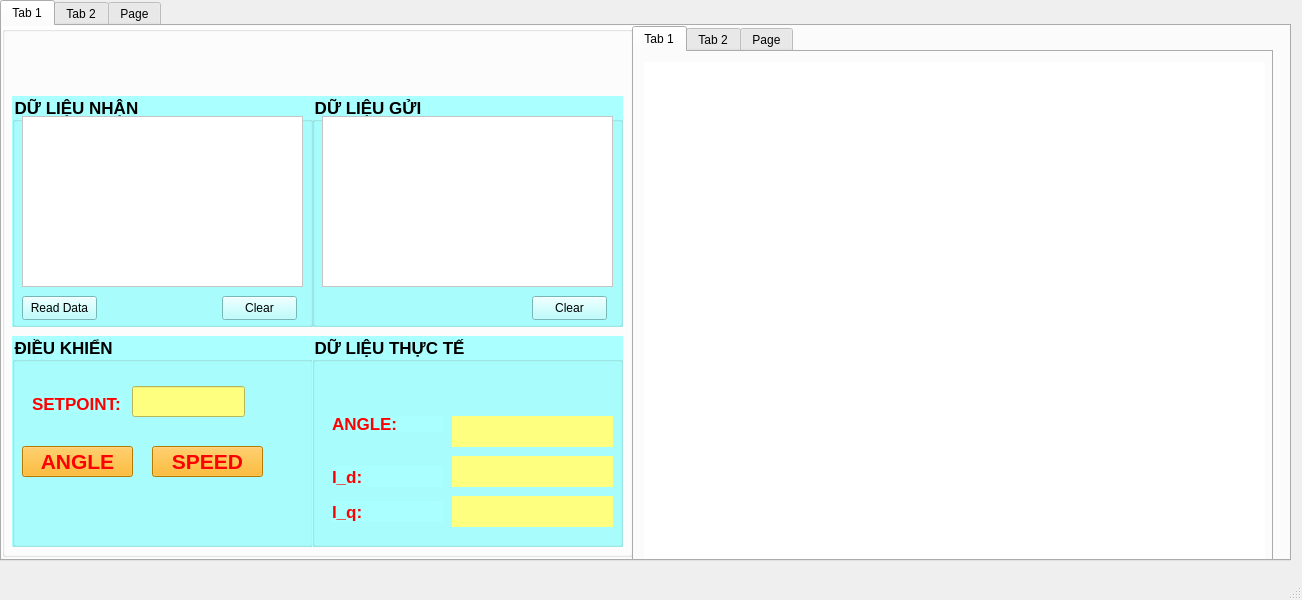
Before: the Qt Designer form MainWindow.ui in Phong1908/CANOPEN, drawn with Qt 5.
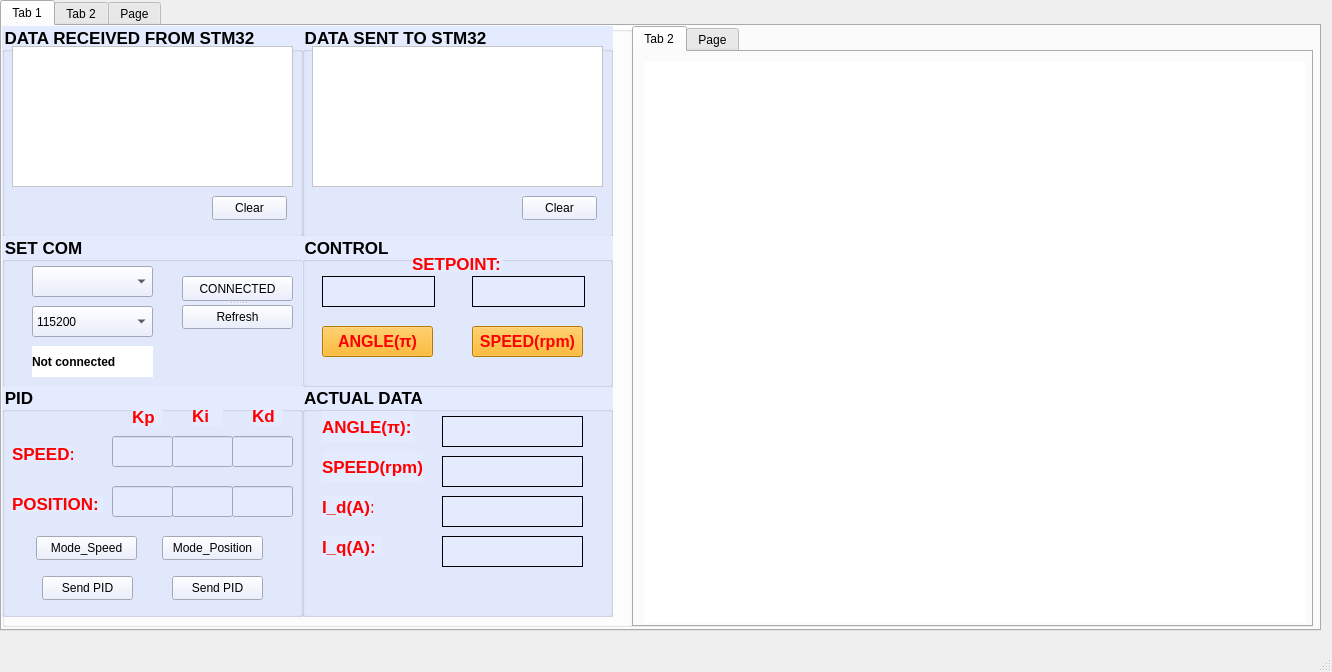
After: the same form once the commit is applied. The open tabs and pages were chosen to show the change. Custom widgets are drawn as their Qt base class.

Commit message: doi mode dieu khien

```diff
--- a/MainWindow.ui
+++ b/MainWindow.ui
@@ -6,8 +6,8 @@
    <rect>
     <x>0</x>
     <y>0</y>
-    <width>1302</width>
-    <height>600</height>
+    <width>1332</width>
+    <height>672</height>
    </rect>
   </property>
   <property name="windowTitle">
@@ -19,8 +19,8 @@
      <rect>
       <x>0</x>
       <y>0</y>
-      <width>1291</width>
-      <height>561</height>
+      <width>1321</width>
+      <height>631</height>
      </rect>
     </property>
     <property name="currentIndex">
@@ -36,7 +36,7 @@
         <x>0</x>
         <y>0</y>
         <width>631</width>
-        <height>531</height>
+        <height>601</height>
        </rect>
       </property>
       <property name="font">
@@ -66,135 +66,13 @@
       <property name="checkable">
        <bool>false</bool>
       </property>
-      <widget class="QGroupBox" name="groupBox_2">
-       <property name="geometry">
-        <rect>
-         <x>10</x>
-         <y>310</y>
-         <width>301</width>
-         <height>211</height>
-        </rect>
-       </property>
-       <property name="font">
-        <font>
-         <pointsize>13</pointsize>
-         <bold>true</bold>
-        </font>
-       </property>
-       <property name="styleSheet">
-        <string notr="true">background-color: rgb(255, 255, 255);
-background-color: rgb(170, 255, 255);</string>
-       </property>
-       <property name="title">
-        <string>ĐIỀU KHIỂN </string>
-       </property>
-       <widget class="QPushButton" name="pushButton_ANGLE">
-        <property name="geometry">
-         <rect>
-          <x>10</x>
-          <y>110</y>
-          <width>111</width>
-          <height>31</height>
-         </rect>
-        </property>
-        <property name="font">
-         <font>
-          <pointsize>16</pointsize>
-          <bold>true</bold>
-         </font>
-        </property>
-        <property name="styleSheet">
-         <string notr="true">border-color: rgb(255, 0, 0);
-selection-background-color: rgb(255, 255, 255);
-border-top-color: rgb(255, 85, 127);
-alternate-background-color: rgb(85, 85, 0);
-background-color: rgb(255, 170, 0);
-color: rgb(255, 0, 0);
-gridline-color: rgb(255, 0, 0);
-selection-color: rgb(255, 0, 0);</string>
-        </property>
-        <property name="text">
-         <string>ANGLE</string>
-        </property>
-       </widget>
-       <widget class="QLineEdit" name="lineEdit_value">
-        <property name="geometry">
-         <rect>
-          <x>120</x>
-          <y>50</y>
-          <width>113</width>
-          <height>31</height>
-         </rect>
-        </property>
-        <property name="font">
-         <font>
-          <pointsize>16</pointsize>
-          <bold>true</bold>
-         </font>
-        </property>
-        <property name="styleSheet">
-         <string notr="true">background-color: rgb(255, 255, 127);</string>
-        </property>
-       </widget>
-       <widget class="QLabel" name="label_3">
-        <property name="geometry">
-         <rect>
-          <x>20</x>
-          <y>60</y>
-          <width>91</width>
-          <height>16</height>
-         </rect>
-        </property>
-        <property name="font">
-         <font>
-          <pointsize>13</pointsize>
-          <bold>true</bold>
-         </font>
-        </property>
-        <property name="styleSheet">
-         <string notr="true">color: rgb(255, 0, 0);</string>
-        </property>
-        <property name="text">
-         <string>SETPOINT:</string>
-        </property>
-       </widget>
-       <widget class="QPushButton" name="pushButton_SPEED">
-        <property name="geometry">
-         <rect>
-          <x>140</x>
-          <y>110</y>
-          <width>111</width>
-          <height>31</height>
-         </rect>
-        </property>
-        <property name="font">
-         <font>
-          <pointsize>16</pointsize>
-          <bold>true</bold>
-         </font>
-        </property>
-        <property name="styleSheet">
-         <string notr="true">border-color: rgb(255, 0, 0);
-selection-background-color: rgb(255, 255, 255);
-border-top-color: rgb(255, 85, 127);
-alternate-background-color: rgb(85, 85, 0);
-background-color: rgb(255, 170, 0);
-color: rgb(255, 0, 0);
-gridline-color: rgb(255, 0, 0);
-selection-color: rgb(255, 0, 0);</string>
-        </property>
-        <property name="text">
-         <string>SPEED</string>
-        </property>
-       </widget>
-      </widget>
       <widget class="QGroupBox" name="groupBox_3">
        <property name="geometry">
         <rect>
-         <x>310</x>
-         <y>310</y>
+         <x>300</x>
+         <y>360</y>
          <width>311</width>
-         <height>211</height>
+         <height>231</height>
         </rect>
        </property>
        <property name="font">
@@ -207,18 +85,18 @@
         <bool>false</bool>
        </property>
        <property name="styleSheet">
-        <string notr="true">
-background-color: rgb(170, 255, 255);</string>
+        <string notr="true">background-color: rgb(229, 235, 255);
+</string>
        </property>
        <property name="title">
-        <string>DỮ LIỆU THỰC TẾ</string>
+        <string>ACTUAL DATA</string>
        </property>
        <widget class="QLabel" name="label_angle">
         <property name="geometry">
          <rect>
           <x>140</x>
-          <y>80</y>
-          <width>161</width>
+          <y>30</y>
+          <width>141</width>
           <height>31</height>
          </rect>
         </property>
@@ -238,8 +116,8 @@
          <bool>false</bool>
         </property>
         <property name="styleSheet">
-         <string notr="true">color: rgb(0, 0, 0);
-background-color: rgb(255, 255, 127);</string>
+         <string notr="true">border: 1px solid #000000;
+color: rgb(0, 0, 0);</string>
         </property>
         <property name="text">
          <string/>
@@ -249,9 +127,9 @@
         <property name="geometry">
          <rect>
           <x>20</x>
-          <y>80</y>
-          <width>111</width>
-          <height>16</height>
+          <y>25</y>
+          <width>91</width>
+          <height>31</height>
          </rect>
         </property>
         <property name="font">
@@ -264,15 +142,15 @@
          <string notr="true">color: rgb(255, 0, 0);</string>
         </property>
         <property name="text">
-         <string>ANGLE:</string>
+         <string>ANGLE(π):</string>
         </property>
        </widget>
        <widget class="QLabel" name="label_id">
         <property name="geometry">
          <rect>
           <x>140</x>
-          <y>120</y>
-          <width>161</width>
+          <y>110</y>
+          <width>141</width>
           <height>31</height>
          </rect>
         </property>
@@ -293,7 +171,7 @@
         </property>
         <property name="styleSheet">
          <string notr="true">color: rgb(0, 0, 0);
-background-color: rgb(255, 255, 127);</string>
+border: 1px solid #000000;</string>
         </property>
         <property name="text">
          <string/>
@@ -303,8 +181,8 @@
         <property name="geometry">
          <rect>
           <x>140</x>
-          <y>160</y>
-          <width>161</width>
+          <y>150</y>
+          <width>141</width>
           <height>31</height>
          </rect>
         </property>
@@ -324,8 +202,8 @@
          <bool>false</bool>
         </property>
         <property name="styleSheet">
-         <string notr="true">color: rgb(0, 0, 0);
-background-color: rgb(255, 255, 127);</string>
+         <string notr="true">border: 1px solid #000000;
+color: rgb(0, 0, 0);</string>
         </property>
         <property name="text">
          <string/>
@@ -335,8 +213,8 @@
         <property name="geometry">
          <rect>
           <x>20</x>
-          <y>130</y>
-          <width>111</width>
+          <y>110</y>
+          <width>51</width>
           <height>21</height>
          </rect>
         </property>
@@ -350,15 +228,15 @@
          <string notr="true">color: rgb(255, 0, 0);</string>
         </property>
         <property name="text">
-         <string>I_d:</string>
+         <string>I_d(A):</string>
         </property>
        </widget>
        <widget class="QLabel" name="label_9">
         <property name="geometry">
          <rect>
           <x>20</x>
-          <y>165</y>
-          <width>111</width>
+          <y>150</y>
+          <width>61</width>
           <height>21</height>
          </rect>
         </property>
@@ -372,17 +250,71 @@
          <string notr="true">color: rgb(255, 0, 0);</string>
         </property>
         <property name="text">
-         <string>I_q:</string>
+         <string>I_q(A):</string>
+        </property>
+       </widget>
+       <widget class="QLabel" name="label_12">
+        <property name="geometry">
+         <rect>
+          <x>20</x>
+          <y>65</y>
+          <width>101</width>
+          <height>31</height>
+         </rect>
+        </property>
+        <property name="font">
+         <font>
+          <pointsize>13</pointsize>
+          <bold>true</bold>
+         </font>
+        </property>
+        <property name="styleSheet">
+         <string notr="true">color: rgb(255, 0, 0);</string>
+        </property>
+        <property name="text">
+         <string>SPEED(rpm):</string>
+        </property>
+       </widget>
+       <widget class="QLabel" name="label_speed">
+        <property name="geometry">
+         <rect>
+          <x>140</x>
+          <y>70</y>
+          <width>141</width>
+          <height>31</height>
+         </rect>
+        </property>
+        <property name="font">
+         <font>
+          <pointsize>8</pointsize>
+          <bold>true</bold>
+         </font>
+        </property>
+        <property name="mouseTracking">
+         <bool>false</bool>
+        </property>
+        <property name="acceptDrops">
+         <bool>false</bool>
+        </property>
+        <property name="autoFillBackground">
+         <bool>false</bool>
+        </property>
+        <property name="styleSheet">
+         <string notr="true">border: 1px solid #000000;
+color: rgb(0, 0, 0);</string>
+        </property>
+        <property name="text">
+         <string/>
         </property>
        </widget>
       </widget>
       <widget class="QGroupBox" name="groupBox_6">
        <property name="geometry">
         <rect>
-         <x>310</x>
-         <y>70</y>
+         <x>300</x>
+         <y>0</y>
          <width>311</width>
-         <height>231</height>
+         <height>211</height>
         </rect>
        </property>
        <property name="font">
@@ -392,11 +324,10 @@
         </font>
        </property>
        <property name="styleSheet">
-        <string notr="true">background-color: rgb(255, 255, 255);
-background-color: rgb(170, 255, 255);</string>
+        <string notr="true">background-color: rgb(229, 235, 255);</string>
        </property>
        <property name="title">
-        <string>DỮ LIỆU GỬI</string>
+        <string>DATA SENT TO STM32</string>
        </property>
        <widget class="QTextBrowser" name="textBrowser_sent">
         <property name="geometry">
@@ -404,7 +335,7 @@
           <x>10</x>
           <y>20</y>
           <width>291</width>
-          <height>171</height>
+          <height>141</height>
          </rect>
         </property>
         <property name="styleSheet">
@@ -415,7 +346,7 @@
         <property name="geometry">
          <rect>
           <x>220</x>
-          <y>200</y>
+          <y>170</y>
           <width>75</width>
           <height>24</height>
          </rect>
@@ -428,10 +359,10 @@
       <widget class="QGroupBox" name="groupBox_5">
        <property name="geometry">
         <rect>
-         <x>10</x>
-         <y>70</y>
+         <x>0</x>
+         <y>0</y>
          <width>301</width>
-         <height>231</height>
+         <height>211</height>
         </rect>
        </property>
        <property name="font">
@@ -442,10 +373,11 @@
        </property>
        <property name="styleSheet">
         <string notr="true">background-color: rgb(255, 255, 255);
-background-color: rgb(170, 255, 255);</string>
+background-color: rgb(170, 255, 255);
+background-color: rgb(229, 235, 255);</string>
        </property>
        <property name="title">
-        <string>DỮ LIỆU NHẬN</string>
+        <string>DATA RECEIVED FROM STM32</string>
        </property>
        <widget class="QTextBrowser" name="textBrowser">
         <property name="geometry">
@@ -453,7 +385,7 @@
           <x>10</x>
           <y>20</y>
           <width>281</width>
-          <height>171</height>
+          <height>141</height>
          </rect>
         </property>
         <property name="styleSheet">
@@ -470,24 +402,11 @@
 &lt;p style=&quot;-qt-paragraph-type:empty; margin-top:0px; margin-bottom:0px; margin-left:0px; margin-right:0px; -qt-block-indent:0; text-indent:0px;&quot;&gt;&lt;br /&gt;&lt;/p&gt;&lt;/body&gt;&lt;/html&gt;</string>
         </property>
        </widget>
-       <widget class="QPushButton" name="pushButton_readData">
-        <property name="geometry">
-         <rect>
-          <x>10</x>
-          <y>200</y>
-          <width>75</width>
-          <height>24</height>
-         </rect>
-        </property>
-        <property name="text">
-         <string>Read Data</string>
-        </property>
-       </widget>
        <widget class="QPushButton" name="pushButton_clear">
         <property name="geometry">
          <rect>
           <x>210</x>
-          <y>200</y>
+          <y>170</y>
           <width>75</width>
           <height>24</height>
          </rect>
@@ -497,40 +416,523 @@
         </property>
        </widget>
       </widget>
+      <widget class="QGroupBox" name="groupBox_4">
+       <property name="geometry">
+        <rect>
+         <x>0</x>
+         <y>210</y>
+         <width>301</width>
+         <height>151</height>
+        </rect>
+       </property>
+       <property name="font">
+        <font>
+         <pointsize>13</pointsize>
+         <bold>true</bold>
+        </font>
+       </property>
+       <property name="styleSheet">
+        <string notr="true">background-color: rgb(229, 235, 255);</string>
+       </property>
+       <property name="title">
+        <string>SET COM</string>
+       </property>
+       <widget class="QComboBox" name="comboBox_serialPort">
+        <property name="geometry">
+         <rect>
+          <x>30</x>
+          <y>30</y>
+          <width>121</width>
+          <height>31</height>
+         </rect>
+        </property>
+       </widget>
+       <widget class="QComboBox" name="comboBox_Baudrate">
+        <property name="geometry">
+         <rect>
+          <x>30</x>
+          <y>70</y>
+          <width>121</width>
+          <height>31</height>
+         </rect>
+        </property>
+        <item>
+         <property name="text">
+          <string>115200</string>
+         </property>
+        </item>
+        <item>
+         <property name="text">
+          <string>57600</string>
+         </property>
+        </item>
+        <item>
+         <property name="text">
+          <string>38400</string>
+         </property>
+        </item>
+        <item>
+         <property name="text">
+          <string>19200</string>
+         </property>
+        </item>
+        <item>
+         <property name="text">
+          <string>9600</string>
+         </property>
+        </item>
+       </widget>
+       <widget class="QLabel" name="label_status">
+        <property name="geometry">
+         <rect>
+          <x>30</x>
+          <y>110</y>
+          <width>121</width>
+          <height>31</height>
+         </rect>
+        </property>
+        <property name="font">
+         <font>
+          <italic>false</italic>
+          <bold>true</bold>
+          <underline>false</underline>
+          <strikeout>false</strikeout>
+         </font>
+        </property>
+        <property name="layoutDirection">
+         <enum>Qt::LayoutDirection::LeftToRight</enum>
+        </property>
+        <property name="styleSheet">
+         <string notr="true">background-color: rgb(255, 255, 255);</string>
+        </property>
+        <property name="text">
+         <string>Not connected</string>
+        </property>
+       </widget>
+       <widget class="QSplitter" name="splitter">
+        <property name="geometry">
+         <rect>
+          <x>180</x>
+          <y>40</y>
+          <width>111</width>
+          <height>53</height>
+         </rect>
+        </property>
+        <property name="orientation">
+         <enum>Qt::Orientation::Vertical</enum>
+        </property>
+        <widget class="QPushButton" name="pushButton_okPort">
+         <property name="text">
+          <string>CONNECTED</string>
+         </property>
+        </widget>
+        <widget class="QPushButton" name="pushButton_refresh">
+         <property name="text">
+          <string>Refresh</string>
+         </property>
+        </widget>
+       </widget>
+      </widget>
+      <widget class="QGroupBox" name="groupBox_2">
+       <property name="geometry">
+        <rect>
+         <x>300</x>
+         <y>210</y>
+         <width>311</width>
+         <height>151</height>
+        </rect>
+       </property>
+       <property name="font">
+        <font>
+         <pointsize>13</pointsize>
+         <bold>true</bold>
+        </font>
+       </property>
+       <property name="styleSheet">
+        <string notr="true">background-color: rgb(229, 235, 255);</string>
+       </property>
+       <property name="title">
+        <string>CONTROL</string>
+       </property>
+       <widget class="QPushButton" name="pushButton_ANGLE">
+        <property name="geometry">
+         <rect>
+          <x>20</x>
+          <y>90</y>
+          <width>111</width>
+          <height>31</height>
+         </rect>
+        </property>
+        <property name="font">
+         <font>
+          <pointsize>12</pointsize>
+          <bold>true</bold>
+         </font>
+        </property>
+        <property name="styleSheet">
+         <string notr="true">border-color: rgb(255, 0, 0);
+selection-background-color: rgb(255, 255, 255);
+border-top-color: rgb(255, 85, 127);
+alternate-background-color: rgb(85, 85, 0);
+background-color: rgb(255, 170, 0);
+color: rgb(255, 0, 0);
+gridline-color: rgb(255, 0, 0);
+selection-color: rgb(255, 0, 0);</string>
+        </property>
+        <property name="text">
+         <string>ANGLE(π)</string>
+        </property>
+       </widget>
+       <widget class="QLineEdit" name="lineEdit_value_angle">
+        <property name="geometry">
+         <rect>
+          <x>20</x>
+          <y>40</y>
+          <width>113</width>
+          <height>31</height>
+         </rect>
+        </property>
+        <property name="font">
+         <font>
+          <pointsize>16</pointsize>
+          <bold>true</bold>
+         </font>
+        </property>
+        <property name="styleSheet">
+         <string notr="true">border: 1px solid #000000;
+color: rgb(0, 0, 0);</string>
+        </property>
+       </widget>
+       <widget class="QLabel" name="label_3">
+        <property name="geometry">
+         <rect>
+          <x>110</x>
+          <y>20</y>
+          <width>91</width>
+          <height>16</height>
+         </rect>
+        </property>
+        <property name="font">
+         <font>
+          <pointsize>13</pointsize>
+          <bold>true</bold>
+         </font>
+        </property>
+        <property name="styleSheet">
+         <string notr="true">color: rgb(255, 0, 0);</string>
+        </property>
+        <property name="text">
+         <string>SETPOINT:</string>
+        </property>
+       </widget>
+       <widget class="QPushButton" name="pushButton_SPEED">
+        <property name="geometry">
+         <rect>
+          <x>170</x>
+          <y>90</y>
+          <width>111</width>
+          <height>31</height>
+         </rect>
+        </property>
+        <property name="font">
+         <font>
+          <pointsize>12</pointsize>
+          <bold>true</bold>
+         </font>
+        </property>
+        <property name="styleSheet">
+         <string notr="true">border-color: rgb(255, 0, 0);
+selection-background-color: rgb(255, 255, 255);
+border-top-color: rgb(255, 85, 127);
+alternate-background-color: rgb(85, 85, 0);
+background-color: rgb(255, 170, 0);
+color: rgb(255, 0, 0);
+gridline-color: rgb(255, 0, 0);
+selection-color: rgb(255, 0, 0);
+</string>
+        </property>
+        <property name="text">
+         <string>SPEED(rpm)</string>
+        </property>
+       </widget>
+       <widget class="QLineEdit" name="lineEdit_value_speed">
+        <property name="geometry">
+         <rect>
+          <x>170</x>
+          <y>40</y>
+          <width>113</width>
+          <height>31</height>
+         </rect>
+        </property>
+        <property name="font">
+         <font>
+          <pointsize>16</pointsize>
+          <bold>true</bold>
+         </font>
+        </property>
+        <property name="styleSheet">
+         <string notr="true">border: 1px solid #000000;
+color: rgb(0, 0, 0);</string>
+        </property>
+       </widget>
+      </widget>
+      <widget class="QGroupBox" name="groupBox_7">
+       <property name="geometry">
+        <rect>
+         <x>0</x>
+         <y>360</y>
+         <width>301</width>
+         <height>231</height>
+        </rect>
+       </property>
+       <property name="font">
+        <font>
+         <pointsize>13</pointsize>
+         <bold>true</bold>
+        </font>
+       </property>
+       <property name="styleSheet">
+        <string notr="true">background-color: rgb(229, 235, 255);</string>
+       </property>
+       <property name="title">
+        <string>PID</string>
+       </property>
+       <widget class="QLineEdit" name="kp_speed">
+        <property name="geometry">
+         <rect>
+          <x>110</x>
+          <y>50</y>
+          <width>61</width>
+          <height>31</height>
+         </rect>
+        </property>
+       </widget>
+       <widget class="QLineEdit" name="kd_speed">
+        <property name="geometry">
+         <rect>
+          <x>230</x>
+          <y>50</y>
+          <width>61</width>
+          <height>31</height>
+         </rect>
+        </property>
+       </widget>
+       <widget class="QLineEdit" name="kp_pos">
+        <property name="geometry">
+         <rect>
+          <x>110</x>
+          <y>100</y>
+          <width>61</width>
+          <height>31</height>
+         </rect>
+        </property>
+       </widget>
+       <widget class="QLineEdit" name="ki_speed">
+        <property name="geometry">
+         <rect>
+          <x>170</x>
+          <y>50</y>
+          <width>61</width>
+          <height>31</height>
+         </rect>
+        </property>
+       </widget>
+       <widget class="QLineEdit" name="ki_pos">
+        <property name="geometry">
+         <rect>
+          <x>170</x>
+          <y>100</y>
+          <width>61</width>
+          <height>31</height>
+         </rect>
+        </property>
+       </widget>
+       <widget class="QLineEdit" name="kd_pos">
+        <property name="geometry">
+         <rect>
+          <x>230</x>
+          <y>100</y>
+          <width>61</width>
+          <height>31</height>
+         </rect>
+        </property>
+       </widget>
+       <widget class="QPushButton" name="pushButton_sent_speed">
+        <property name="geometry">
+         <rect>
+          <x>40</x>
+          <y>190</y>
+          <width>91</width>
+          <height>24</height>
+         </rect>
+        </property>
+        <property name="text">
+         <string>Send PID</string>
+        </property>
+       </widget>
+       <widget class="QLabel" name="label_4">
+        <property name="geometry">
+         <rect>
+          <x>10</x>
+          <y>60</y>
+          <width>61</width>
+          <height>16</height>
+         </rect>
+        </property>
+        <property name="font">
+         <font>
+          <pointsize>13</pointsize>
+          <bold>true</bold>
+         </font>
+        </property>
+        <property name="styleSheet">
+         <string notr="true">color: rgb(255, 0, 0);</string>
+        </property>
+        <property name="text">
+         <string>SPEED:</string>
+        </property>
+       </widget>
+       <widget class="QLabel" name="label_6">
+        <property name="geometry">
+         <rect>
+          <x>10</x>
+          <y>110</y>
+          <width>91</width>
+          <height>16</height>
+         </rect>
+        </property>
+        <property name="font">
+         <font>
+          <pointsize>13</pointsize>
+          <bold>true</bold>
+         </font>
+        </property>
+        <property name="styleSheet">
+         <string notr="true">color: rgb(255, 0, 0);</string>
+        </property>
+        <property name="text">
+         <string>POSITION:</string>
+        </property>
+       </widget>
+       <widget class="QLabel" name="label_7">
+        <property name="geometry">
+         <rect>
+          <x>130</x>
+          <y>21</y>
+          <width>31</width>
+          <height>20</height>
+         </rect>
+        </property>
+        <property name="font">
+         <font>
+          <pointsize>13</pointsize>
+          <bold>true</bold>
+         </font>
+        </property>
+        <property name="styleSheet">
+         <string notr="true">color: rgb(255, 0, 0);</string>
+        </property>
+        <property name="text">
+         <string>Kp</string>
+        </property>
+       </widget>
+       <widget class="QLabel" name="label_10">
+        <property name="geometry">
+         <rect>
+          <x>190</x>
+          <y>20</y>
+          <width>31</width>
+          <height>20</height>
+         </rect>
+        </property>
+        <property name="font">
+         <font>
+          <pointsize>13</pointsize>
+          <bold>true</bold>
+         </font>
+        </property>
+        <property name="styleSheet">
+         <string notr="true">color: rgb(255, 0, 0);</string>
+        </property>
+        <property name="text">
+         <string>Ki</string>
+        </property>
+       </widget>
+       <widget class="QLabel" name="label_11">
+        <property name="geometry">
+         <rect>
+          <x>250</x>
+          <y>20</y>
+          <width>31</width>
+          <height>20</height>
+         </rect>
+        </property>
+        <property name="font">
+         <font>
+          <pointsize>13</pointsize>
+          <bold>true</bold>
+         </font>
+        </property>
+        <property name="styleSheet">
+         <string notr="true">color: rgb(255, 0, 0);</string>
+        </property>
+        <property name="text">
+         <string>Kd</string>
+        </property>
+       </widget>
+       <widget class="QPushButton" name="pushButton_Mode_Speed">
+        <property name="geometry">
+         <rect>
+          <x>34</x>
+          <y>150</y>
+          <width>101</width>
+          <height>24</height>
+         </rect>
+        </property>
+        <property name="text">
+         <string>Mode_Speed</string>
+        </property>
+       </widget>
+       <widget class="QPushButton" name="pushButton_Mode_Position">
+        <property name="geometry">
+         <rect>
+          <x>160</x>
+          <y>150</y>
+          <width>101</width>
+          <height>24</height>
+         </rect>
+        </property>
+        <property name="text">
+         <string>Mode_Position</string>
+        </property>
+       </widget>
+       <widget class="QPushButton" name="pushButton_send_pos">
+        <property name="geometry">
+         <rect>
+          <x>170</x>
+          <y>190</y>
+          <width>91</width>
+          <height>24</height>
+         </rect>
+        </property>
+        <property name="text">
+         <string>Send PID</string>
+        </property>
+       </widget>
+      </widget>
      </widget>
      <widget class="QTabWidget" name="dothi">
       <property name="geometry">
        <rect>
         <x>630</x>
         <y>0</y>
-        <width>641</width>
-        <height>541</height>
+        <width>681</width>
+        <height>601</height>
        </rect>
       </property>
       <property name="currentIndex">
        <number>0</number>
       </property>
-      <widget class="QWidget" name="dienap">
-       <attribute name="title">
-        <string>Tab 1</string>
-       </attribute>
-       <widget class="QWidget" name="customPlotWidget1" native="true">
-        <property name="geometry">
-         <rect>
-          <x>10</x>
-          <y>10</y>
-          <width>621</width>
-          <height>501</height>
-         </rect>
-        </property>
-        <property name="mouseTracking">
-         <bool>false</bool>
-        </property>
-        <property name="styleSheet">
-         <string notr="true">background-color: rgb(255, 255, 255);</string>
-        </property>
-       </widget>
-      </widget>
       <widget class="QWidget" name="dongdien">
        <attribute name="title">
         <string>Tab 2</string>
@@ -540,8 +942,8 @@
          <rect>
           <x>10</x>
           <y>10</y>
-          <width>621</width>
-          <height>501</height>
+          <width>661</width>
+          <height>561</height>
          </rect>
         </property>
         <property name="mouseTracking">
```
Left out of the diff: 10 changed lines with no effect on the pictures. The commit also changes 222 other files.
